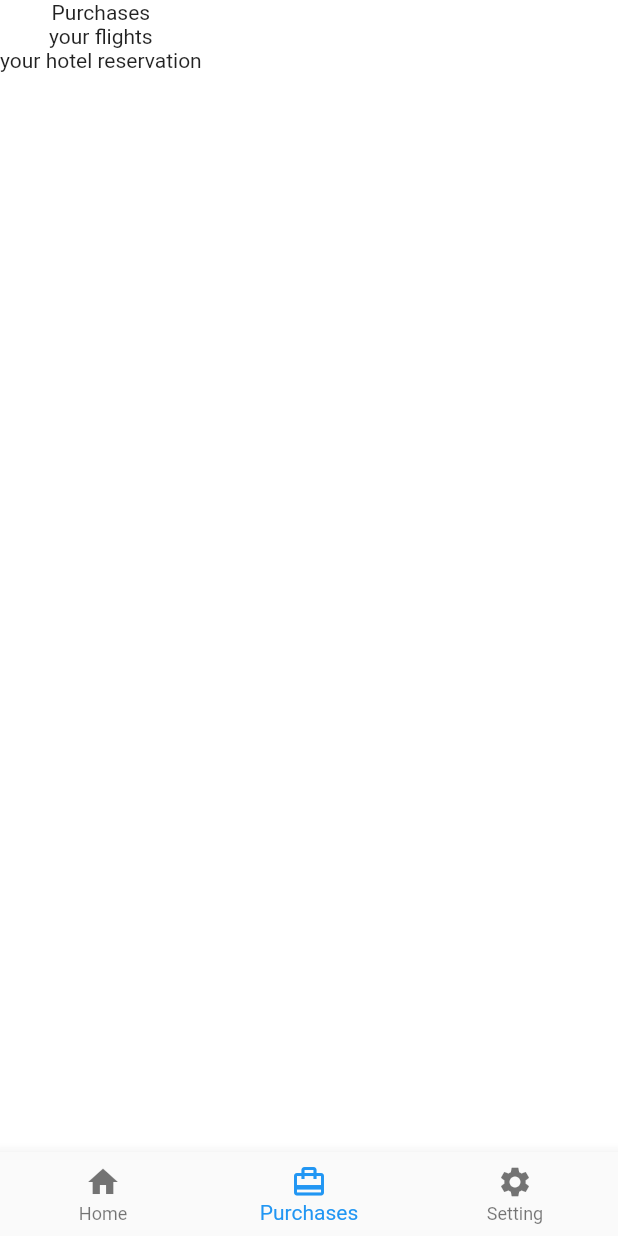
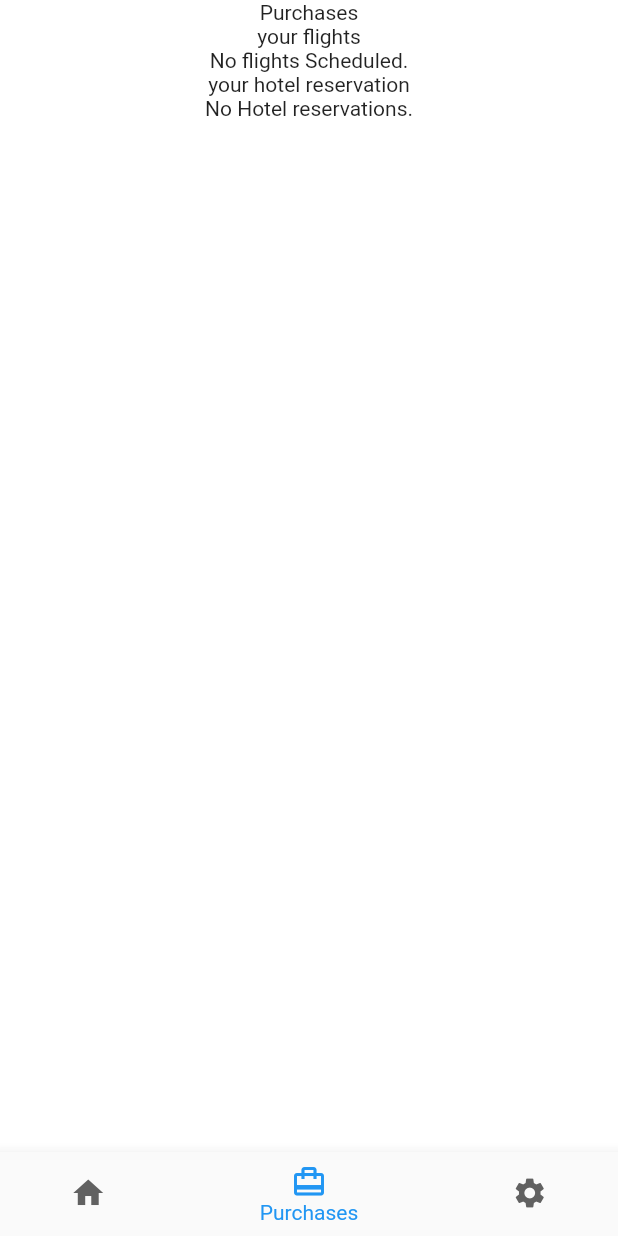
Before and after one commit to rez120/mobile-travel-application, a Flutter app: the BottomNavBar screen opened directly, item 2 of the bottom bar chosen, on a phone screen of 412 x 824 dp. Run offline on Flutter 3.47's test engine with Material 2 defaults, Android fonts, the phone set to English and light mode, and no system bars; our stand-ins replace flutter_spinkit; missing offline and left inert: linkify.

Commit message:
improved purchase screen

```diff
--- a/lib/bottomNavBar.dart
+++ b/lib/bottomNavBar.dart
@@ -16,6 +16,12 @@ class _BottomNavBarState extends State<BottomNavBar> {
     return Scaffold(
       body: tabs[_currentIndex],
       bottomNavigationBar: BottomNavigationBar(
+        type: BottomNavigationBarType.shifting,
+        selectedItemColor: Colors.blue,
+        unselectedItemColor: Colors.grey[700],
+        showSelectedLabels: true,
+        unselectedLabelStyle:
+            TextStyle(color: Colors.grey[700], fontSize: 20.0),
         currentIndex: _currentIndex,
         onTap: (index) {
           setState(() {
--- a/lib/screens/deals_screen/deals_screen.dart
+++ b/lib/screens/deals_screen/deals_screen.dart
@@ -8,22 +8,24 @@ class DealsScreen extends StatefulWidget {
 
 class _DealsScreenState extends State<DealsScreen> {
   @override
-  void initState() {
-    print(flights);
-    print(hotels);
-    super.initState();
-  }
-
-  @override
   Widget build(BuildContext context) {
-    return Scaffold(
+    return SafeArea(
+      child: Scaffold(
         body: SingleChildScrollView(
           child: Column(
+            crossAxisAlignment: CrossAxisAlignment.center,
+            mainAxisAlignment: MainAxisAlignment.center,
             children: [
-            Text("Purchases"),
-            Text("your flights"),
+              Align(
+                  alignment: Alignment.center,
+                  child: Text(
+                    "Purchases",
+                    textAlign: TextAlign.center,
+                  )),
+              Container(child: Text("your flights")),
               Column(
-              children: flights
+                children: flights.length != 0
+                    ? flights
                         .map((e) => PurchaseCard(
                             icon: Icon(Icons.flight),
                             destination: e,
@@ -33,11 +35,13 @@ class _DealsScreenState extends State<DealsScreen> {
                                 flights.remove(e);
                               });
                             }))
-                  .toList(),
+                        .toList()
+                    : [Text("No flights Scheduled.")],
               ),
               Text("your hotel reservation"),
               Column(
-              children: hotels
+                children: hotels.length != 0
+                    ? hotels
                         .map((e) => PurchaseCard(
                             icon: Icon(Icons.hotel),
                             destination: e,
@@ -47,9 +51,11 @@ class _DealsScreenState extends State<DealsScreen> {
                                 hotels.remove(e);
                               });
                             }))
-                  .toList(),
+                        .toList()
+                    : [Text("No Hotel reservations.")],
               ),
             ],
+          ),
         ),
       ),
     );
```
Also changed, not shown: lib/screens/detail_screen/detail_screen.dart (+16 -2 lines), lib/screens/login_screen/login_screen.dart (+16 -5 lines), lib/screens/transaction_screen/transaction_screen.dart (added, +276 -0 lines). Lines whose indentation alone changed are shown as unchanged.
